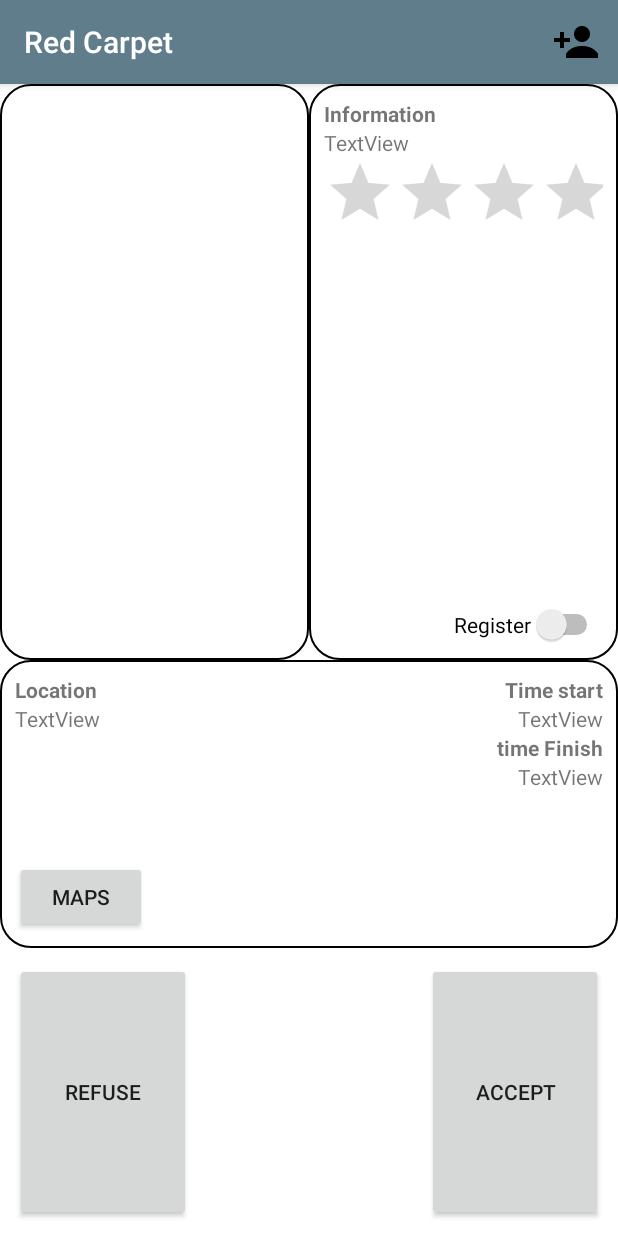
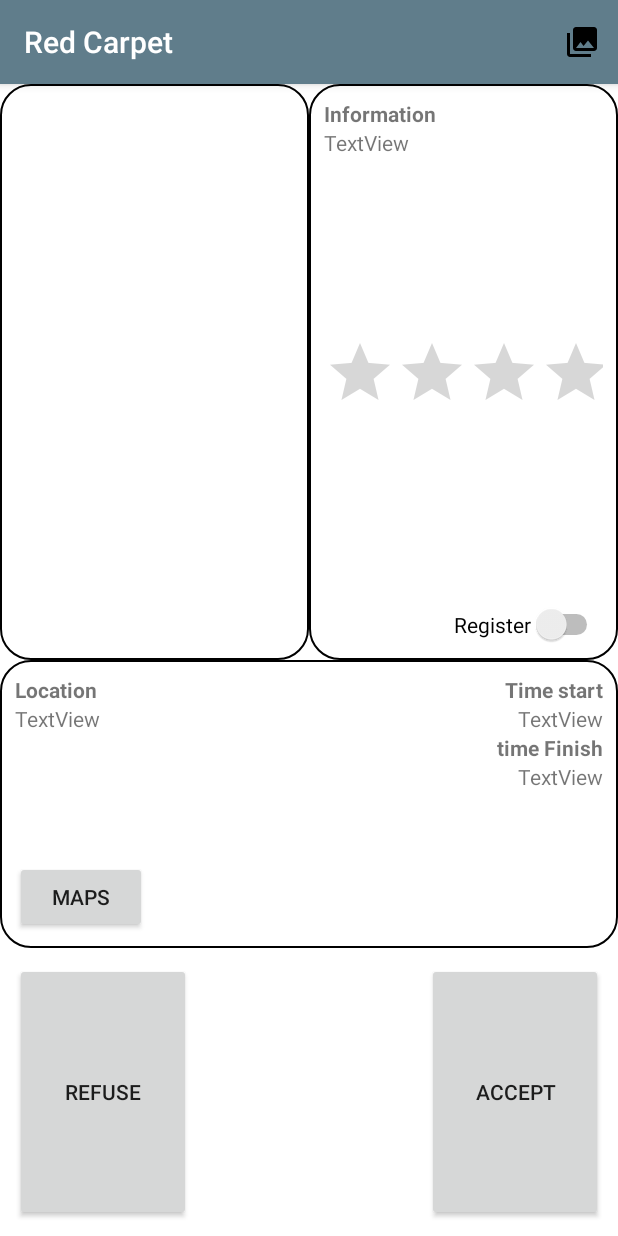
Before and after one commit to DiePharisaer/RedCarpet, an Android app: the PartiesActivity screen opened directly, with no data from a screen before it, on a phone screen of 412 x 824 dp. Run offline under Robolectric (Android 15) with nearby library versions, the phone set to English and light mode, and no system bars; our stand-ins replace Firebase (no records; nobody signed in at launch, a user with empty details on screens opened directly), Picasso; pictures from the network do not load; 2 statements that could not run were skipped.

Commit message:
layouts updated, small toolbar tweak

```diff
--- a/app/src/main/java/com/tlc/laque/redcarpet/MainActivity.java
+++ b/app/src/main/java/com/tlc/laque/redcarpet/MainActivity.java
@@ -58,8 +58,9 @@ public class MainActivity extends AppCompatActivity{
         setContentView(R.layout.activity_main);
 
 
-      //  toolbar = (Toolbar) findViewById(R.id.toolbar);
-      //  setSupportActionBar(toolbar);
+        toolbar = (Toolbar) findViewById(R.id.toolbar);
+        if(getSupportActionBar() == null)
+            setSupportActionBar(toolbar);
 
         NavigationView navigationView = (NavigationView) findViewById(R.id.nav_view);
 
@@ -149,7 +150,7 @@ public class MainActivity extends AppCompatActivity{
             View counterTextPanel = view.findViewById(R.id.counterValuePanel);
             counterTextPanel.setVisibility(View.GONE);
         } else {
-            TextView textView = (TextView) view.findViewById(R.id.count);
+            TextView textView = view.findViewById(R.id.count);
             textView.setText("" + count);
         }
 
@@ -193,13 +194,13 @@ public class MainActivity extends AppCompatActivity{
         });
     }
 
+
     @Override
     protected void onPostCreate(Bundle savedInstanceState) {
         super.onPostCreate(savedInstanceState);
 
         actionBarDrawerToggle.syncState();
     }
-    @Override
     public void onBackPressed() {
         DrawerLayout drawer = (DrawerLayout) findViewById(R.id.drawer_layout);
         if (drawer.isDrawerOpen(GravityCompat.START)) {
@@ -241,19 +242,18 @@ public class MainActivity extends AppCompatActivity{
     public void getData(final MenuItem menuItem){
         DataBaseRead dr = new DataBaseRead();
         String userID = dr.getUserId();
-        menuItem.setIcon(buildCounterDrawable( 0 , R.drawable.friend_request));
+        menuItem.setIcon(buildCounterDrawable( 0 , R.drawable.ic_menu_gallery));
 
 
         mDatabase = FirebaseDatabase.getInstance().getReference("users"+"/"+userID);
         mDatabase.addValueEventListener(new ValueEventListener() {
             @Override
             public void onDataChange(DataSnapshot dataSnapshot) {
-                if(dataSnapshot.getValue() == null){}                    //If user exist show the old informations
+                if(dataSnapshot.getValue() == null){}                    //If user exist show the old information
                 else {
                     DataBaseRead dr = new DataBaseRead();
                     //user = getData(dataSnapshot, userId);
-
-                    menuItem.setIcon(buildCounterDrawable( dr.getUser(dataSnapshot).getNumberFriendsRequestS(), R.drawable.friend_request));
+                    menuItem.setIcon(buildCounterDrawable( dr.getUser(dataSnapshot).getNumberFriendsRequestS(), R.drawable.ic_menu_gallery));
                 }
             }
 
--- a/app/src/main/java/com/tlc/laque/redcarpet/parties/PartiesActivity.java
+++ b/app/src/main/java/com/tlc/laque/redcarpet/parties/PartiesActivity.java
@@ -77,10 +77,10 @@ public class PartiesActivity extends MainActivity {
     protected void onCreate(Bundle savedInstanceState) {
         super.onCreate(savedInstanceState);
         FrameLayout contentFrameLayout = (FrameLayout) findViewById(R.id.content_frame); //Remember this is the FrameLayout area within your activity_main.xml
-       contentFrameLayout.removeAllViews();
+        contentFrameLayout.removeAllViews();
         getLayoutInflater().inflate(R.layout.activity_parties, contentFrameLayout);
         dbW = new DataBaseWrite();
-         dbR = new DataBaseRead();
+        dbR = new DataBaseRead();
 
 
         Bundle extras = getIntent().getExtras();
@@ -88,7 +88,7 @@ public class PartiesActivity extends MainActivity {
         pathParty = extras.getString("pathParty");
 
         RatingBar rating = (RatingBar)findViewById(R.id.rating);
-         ratingBarOrg = (RatingBar)findViewById(R.id.ratingBarOrganizer);
+        ratingBarOrg = (RatingBar)findViewById(R.id.ratingBarOrganizer);
 
 
         rating.setOnRatingBarChangeListener(new RatingBar.OnRatingBarChangeListener() {
--- a/app/src/main/res/layout/activity_parties.xml
+++ b/app/src/main/res/layout/activity_parties.xml
@@ -64,19 +64,20 @@
             <LinearLayout
                 android:layout_width="match_parent"
                 android:layout_height="match_parent"
-                android:orientation="horizontal"
                 android:layout_above="@+id/switchAttendingUs"
+                android:layout_alignParentEnd="true"
                 android:layout_below="@+id/textViewInformation"
-                android:layout_alignParentEnd="true">
+                android:orientation="horizontal">
 
                 <RatingBar
-                    android:scrollbarSize="5dp"
                     android:id="@+id/ratingBarOrganizer"
                     style="?android:attr/ratingBarStyle"
                     android:layout_width="match_parent"
                     android:layout_height="wrap_content"
                     android:isIndicator="true"
                     android:numStars="5"
+                    android:layout_gravity="center"
+                    android:scrollbarSize="5dp"
                     android:stepSize="0.1" />
             </LinearLayout>
 
--- a/app/src/main/res/layout/app_bar_main.xml
+++ b/app/src/main/res/layout/app_bar_main.xml
@@ -17,7 +17,7 @@
             android:layout_width="match_parent"
             android:layout_height="?attr/actionBarSize"
             android:background="?attr/colorPrimary"
-            app:popupTheme="@style/AppTheme.PopupOverlay" />
+             />
 
     </android.support.design.widget.AppBarLayout>
 
--- a/app/src/main/res/layout/counter_menuitem_layout.xml
+++ b/app/src/main/res/layout/counter_menuitem_layout.xml
@@ -2,8 +2,7 @@
 <FrameLayout xmlns:android="http://schemas.android.com/apk/res/android"
     android:id="@+id/counterPanel"
     android:layout_width="32dp"
-    android:layout_height="32dp"
-    android:background="@drawable/friend_request">
+    android:layout_height="32dp">
 
     <RelativeLayout
         android:id="@+id/counterValuePanel"
```
Also changed, not shown: app/src/main/res/layout/activity_list_users.xml (+5 -3 lines), app/src/main/res/layout/activity_start.xml (+6 -2 lines), app/src/main/res/layout/activity_user_setting.xml (+42 -38 lines).
